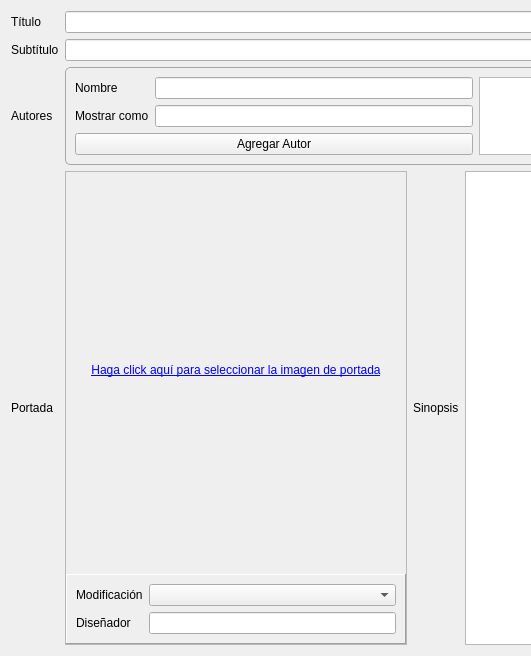
leandro86/epubcreator, file gui/forms/basic_metadata_widget.ui: the form before one commit; both pictures show x 0 to 531 and y 0 to 656 of the 817 by 656 pixel window.
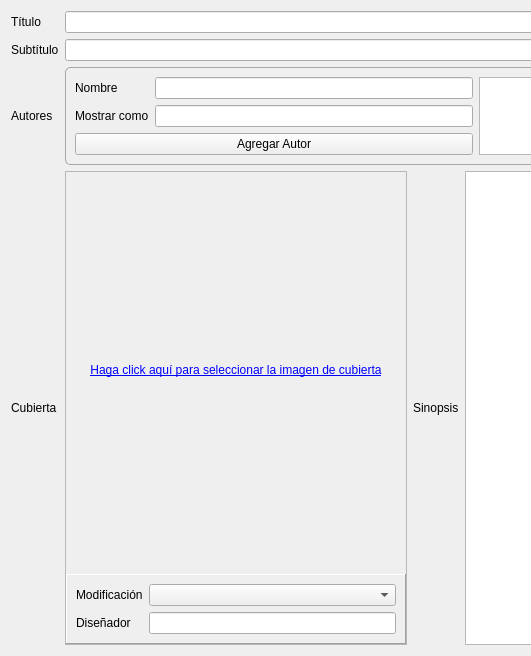
The form after the commit. Icons and pictures are not drawn. Custom widgets are drawn as their Qt base class.

Patch:
```diff
--- a/gui/forms/basic_metadata_widget.ui
+++ b/gui/forms/basic_metadata_widget.ui
@@ -30,7 +30,7 @@
       </sizepolicy>
      </property>
      <property name="text">
-      <string>Portada</string>
+      <string>Cubierta</string>
      </property>
     </widget>
    </item>
@@ -232,7 +232,7 @@
            </size>
           </property>
           <property name="text">
-           <string>&lt;html&gt;&lt;head/&gt;&lt;body&gt;&lt;p&gt;&lt;span style=&quot; text-decoration: underline; color:#0000ff;&quot;&gt;Haga click aquí para seleccionar la imagen de portada&lt;/span&gt;&lt;/p&gt;&lt;/body&gt;&lt;/html&gt;</string>
+           <string>&lt;html&gt;&lt;head/&gt;&lt;body&gt;&lt;p&gt;&lt;span style=&quot; text-decoration: underline; color:#0000ff;&quot;&gt;Haga click aquí para seleccionar la imagen de cubierta&lt;/span&gt;&lt;/p&gt;&lt;/body&gt;&lt;/html&gt;</string>
           </property>
           <property name="scaledContents">
            <bool>true</bool>
```
